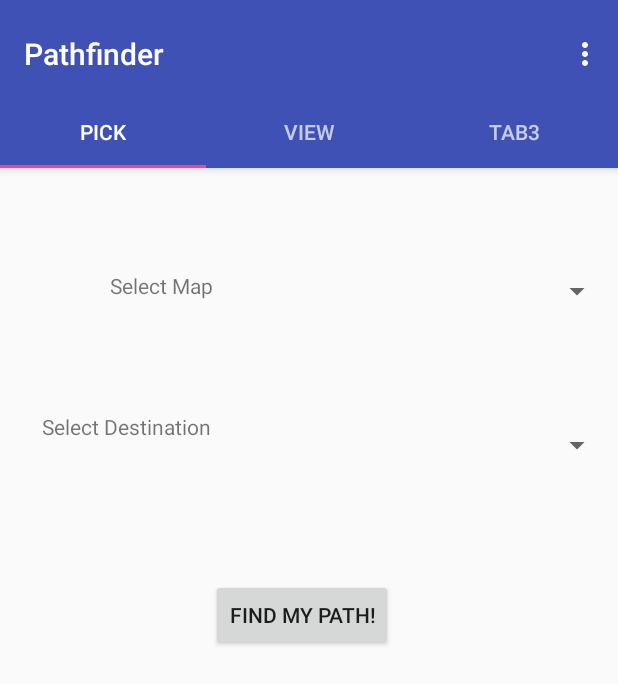
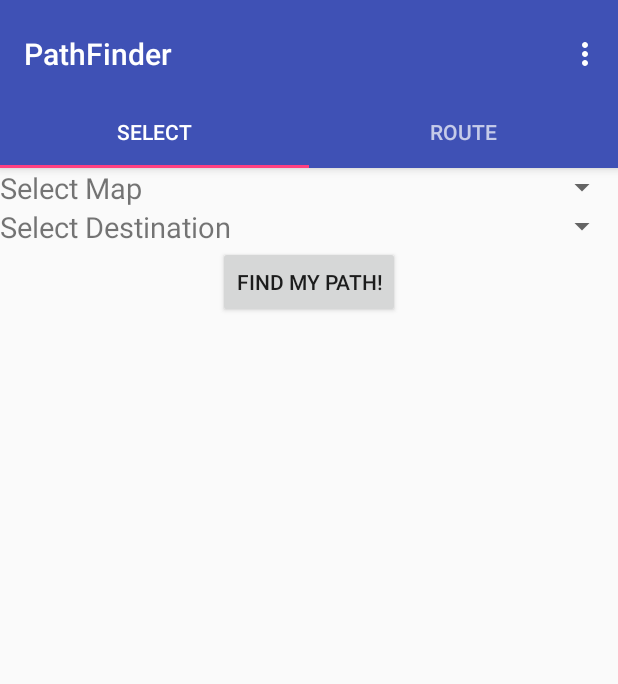
Before and after one commit to hanabanashiku/Pathfinder, an Android app: the screen it shows after launch (HomeActivity), on a phone screen of 412 x 824 dp. Shown: the top 684 px of the screen. Run offline under Robolectric (Android 15) with nearby library versions, the light colour scheme and no system bars.

Commit message:
fixed spinner bug
fixed spinner bug

```diff
--- a/Pathfinder/app/src/main/java/com/example/dstewart/pathfinder/HomeActivity.java
+++ b/Pathfinder/app/src/main/java/com/example/dstewart/pathfinder/HomeActivity.java
@@ -55,9 +55,9 @@ public class HomeActivity extends AppCompatActivity {
 
     private void setupViewPager(ViewPager viewPager) {
         SectionsPagerAdapter adapter = new SectionsPagerAdapter(getSupportFragmentManager());
-        adapter.addFragment(new Tab1Fragment(), "Pick");
-        adapter.addFragment(new Tab2Fragment(), "View");
-        adapter.addFragment(new Tab3Fragment(), "Tab3");
+        adapter.addFragment(new Tab1Fragment(), "Select");
+        adapter.addFragment(new Tab2Fragment(), "Route");
+        //adapter.addFragment(new Tab3Fragment(), "Tab3");
         viewPager.setAdapter(adapter);
     }
 
--- a/Pathfinder/app/src/main/res/layout/tab1_fragment.xml
+++ b/Pathfinder/app/src/main/res/layout/tab1_fragment.xml
@@ -5,60 +5,79 @@
     android:layout_width="match_parent"
     android:layout_height="match_parent">
 
-    <Button
-        android:id="@+id/button"
-        android:layout_width="wrap_content"
+    <android.support.constraint.ConstraintLayout
+        android:layout_width="match_parent"
         android:layout_height="wrap_content"
-        android:layout_marginBottom="446dp"
-        android:text="Find my path!"
         app:layout_constraintBottom_toBottomOf="parent"
-        app:layout_constraintStart_toEndOf="@+id/textView3"
-        app:layout_constraintTop_toBottomOf="@+id/spinner2" />
+        app:layout_constraintHorizontal_bias="1.0"
+        app:layout_constraintLeft_toLeftOf="parent"
+        app:layout_constraintRight_toRightOf="parent"
+        app:layout_constraintTop_toTopOf="parent"
+        app:layout_constraintVertical_bias="0.0">
 
-    <TextView
-        android:id="@+id/textView2"
-        android:layout_width="wrap_content"
-        android:layout_height="wrap_content"
-        android:layout_marginStart="73dp"
-        android:layout_marginEnd="18dp"
-        android:layout_marginBottom="65dp"
-        android:text="Select Map"
-        app:layout_constraintBottom_toTopOf="@+id/textView3"
-        app:layout_constraintEnd_toStartOf="@+id/spinner"
-        app:layout_constraintStart_toStartOf="parent"
-        app:layout_constraintTop_toTopOf="@+id/spinner" />
+        <LinearLayout
+            android:id="@+id/mapLinearLayout"
+            android:layout_width="fill_parent"
+            android:layout_height="wrap_content"
+            android:orientation="horizontal"
+            app:layout_constraintBottom_toTopOf="@+id/destinationLinearLayout"
+            app:layout_constraintLeft_toLeftOf="parent"
+            app:layout_constraintRight_toRightOf="parent"
+            app:layout_constraintTop_toTopOf="parent">
 
-    <TextView
-        android:id="@+id/textView3"
-        android:layout_width="wrap_content"
-        android:layout_height="wrap_content"
-        android:layout_marginStart="28dp"
-        android:layout_marginEnd="18dp"
-        android:text="Select Destination"
-        app:layout_constraintEnd_toStartOf="@+id/spinner2"
-        app:layout_constraintStart_toStartOf="parent"
-        app:layout_constraintTop_toTopOf="@+id/spinner2" />
+            <TextView
+                android:id="@+id/mapText"
+                android:layout_width="wrap_content"
+                android:layout_height="match_parent"
+                android:layout_weight="0"
+                android:text="Select Map"
+                android:textSize="19dp" />
 
-    <Spinner
-        android:id="@+id/spinner"
-        android:layout_width="0dp"
-        android:layout_height="0dp"
-        android:layout_marginTop="60dp"
-        android:layout_marginEnd="3dp"
-        android:layout_marginBottom="58dp"
-        app:layout_constraintBottom_toTopOf="@+id/spinner2"
-        app:layout_constraintEnd_toEndOf="parent"
-        app:layout_constraintStart_toEndOf="@+id/textView2"
-        app:layout_constraintTop_toTopOf="parent" />
+            <Spinner
+                android:id="@+id/mapSpinner"
+                android:layout_width="wrap_content"
+                android:layout_height="match_parent"
+                android:layout_weight="1" />
 
-    <Spinner
-        android:id="@+id/spinner2"
-        android:layout_width="0dp"
-        android:layout_height="0dp"
-        android:layout_marginEnd="3dp"
-        android:layout_marginBottom="67dp"
-        app:layout_constraintBottom_toTopOf="@+id/button"
-        app:layout_constraintEnd_toEndOf="parent"
-        app:layout_constraintStart_toEndOf="@+id/textView3"
-        app:layout_constraintTop_toBottomOf="@+id/spinner" />
+        </LinearLayout>
+
+        <LinearLayout
+            android:id="@+id/destinationLinearLayout"
+            android:layout_width="fill_parent"
+            android:layout_height="wrap_content"
+            android:orientation="horizontal"
+            app:layout_constraintBottom_toTopOf="@+id/pathButton"
+            app:layout_constraintLeft_toLeftOf="parent"
+            app:layout_constraintRight_toRightOf="parent"
+            app:layout_constraintTop_toBottomOf="@+id/mapLinearLayout">
+
+            <TextView
+                android:id="@+id/destinationText"
+                android:layout_width="wrap_content"
+                android:layout_height="match_parent"
+                android:layout_weight="0"
+                android:text="Select Destination"
+                android:textSize="19dp" />
+
+            <Spinner
+                android:id="@+id/destSpinner"
+                android:layout_width="wrap_content"
+                android:layout_height="match_parent"
+                android:layout_weight="1" />
+
+        </LinearLayout>
+
+        <Button
+            android:id="@+id/pathButton"
+            android:layout_width="wrap_content"
+            android:layout_height="wrap_content"
+            android:text="Find my path!"
+            app:layout_constraintBottom_toBottomOf="parent"
+            app:layout_constraintLeft_toLeftOf="parent"
+            app:layout_constraintRight_toRightOf="parent"
+            app:layout_constraintTop_toBottomOf="@id/destinationLinearLayout" />
+
+    </android.support.constraint.ConstraintLayout>
+
+
 </android.support.constraint.ConstraintLayout>
--- a/Pathfinder/app/src/main/res/values/strings.xml
+++ b/Pathfinder/app/src/main/res/values/strings.xml
@@ -1,5 +1,5 @@
 <resources>
-    <string name="app_name">Pathfinder</string>
+    <string name="app_name">PathFinder</string>
     <string name="title_activity_main2">Main2Activity</string>
     <string name="action_settings">Settings</string>
     <string name="section_format">Hello World from section: %1$d</string>
```
